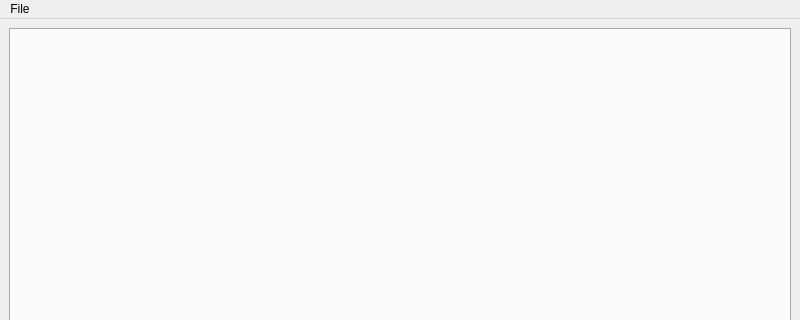
Old version of the form atef/ui/config_window.ui in the repository pcdshub/atef; both pictures show x 0 to 800 and y 0 to 320 of the 800 by 600 pixel window.
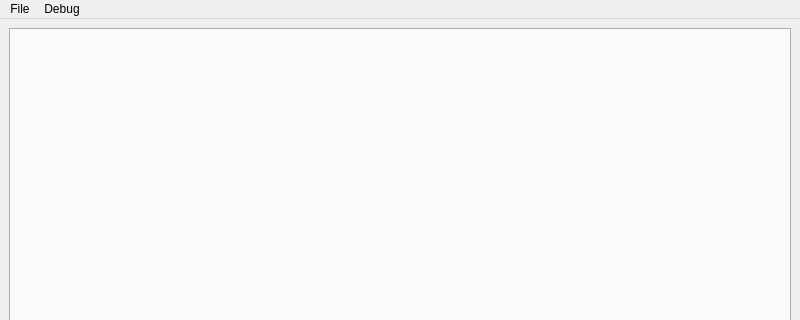
New version of the form.

Commit message: ENH: replace periodic print message with on-demand debug prints

```diff
--- a/atef/ui/config_window.ui
+++ b/atef/ui/config_window.ui
@@ -40,7 +40,15 @@
     <addaction name="action_save"/>
     <addaction name="action_save_as"/>
    </widget>
+   <widget class="QMenu" name="menuDebug">
+    <property name="title">
+     <string>Debug</string>
+    </property>
+    <addaction name="action_print_dataclass"/>
+    <addaction name="action_print_serialized"/>
+   </widget>
    <addaction name="menuFile"/>
+   <addaction name="menuDebug"/>
   </widget>
   <widget class="QStatusBar" name="status_bar"/>
   <action name="action_new_file">
```
Left out of the diff: 10 changed lines with no effect on the pictures. The commit also changes 1 other file.
